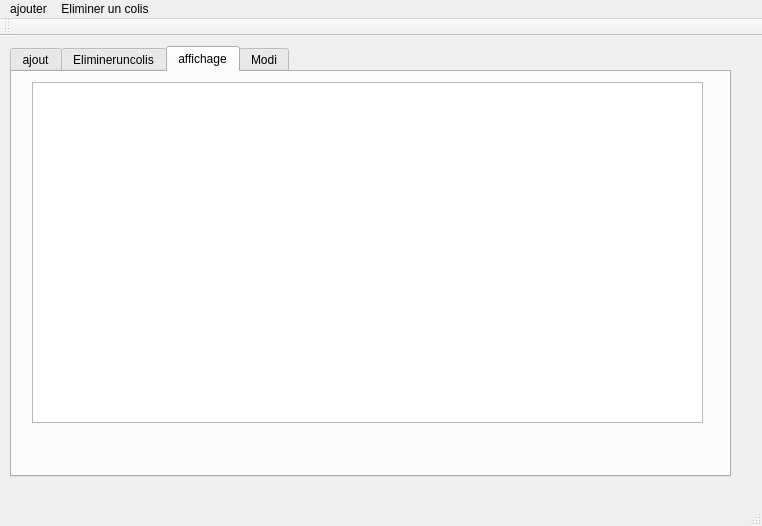
Old version of the form Atelier_Connexion/mainwindow.ui in the repository Esprit-UP-Algo/projetcpp-2a33-smart-delivery-product.
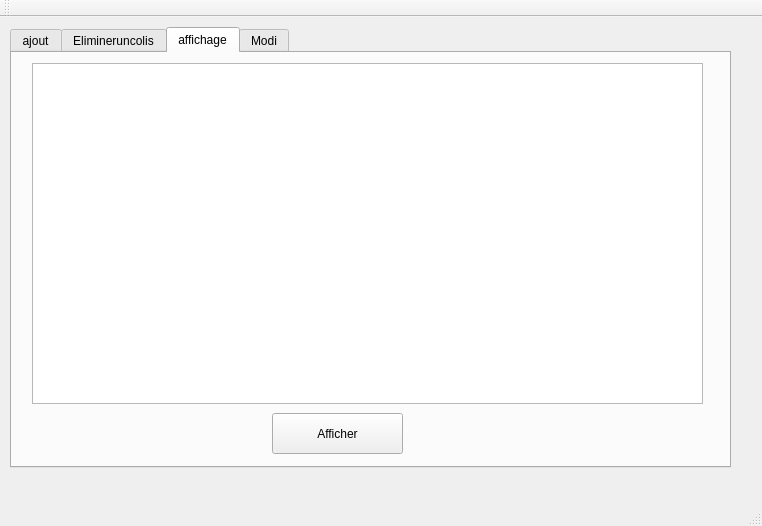
New version of the form. The open tabs and pages were chosen to show the change.

Patch:
```diff
--- a/Atelier_Connexion/mainwindow.ui
+++ b/Atelier_Connexion/mainwindow.ui
@@ -20,7 +20,7 @@
       <x>10</x>
       <y>10</y>
       <width>721</width>
-      <height>431</height>
+      <height>441</height>
      </rect>
     </property>
     <property name="currentIndex">
@@ -217,6 +217,19 @@
        </rect>
       </property>
      </widget>
+     <widget class="QPushButton" name="aff">
+      <property name="geometry">
+       <rect>
+        <x>260</x>
+        <y>360</y>
+        <width>131</width>
+        <height>41</height>
+       </rect>
+      </property>
+      <property name="text">
+       <string>Afficher</string>
+      </property>
+     </widget>
     </widget>
     <widget class="QWidget" name="tab_3">
      <attribute name="title">
@@ -343,28 +356,6 @@
     </widget>
    </widget>
   </widget>
-  <widget class="QMenuBar" name="menuBar">
-   <property name="geometry">
-    <rect>
-     <x>0</x>
-     <y>0</y>
-     <width>762</width>
-     <height>30</height>
-    </rect>
-   </property>
-   <widget class="QMenu" name="menuajouter">
-    <property name="title">
-     <string>ajouter</string>
-    </property>
-   </widget>
-   <widget class="QMenu" name="menuEliminer_un_colis">
-    <property name="title">
-     <string>Eliminer un colis</string>
-    </property>
-   </widget>
-   <addaction name="menuajouter"/>
-   <addaction name="menuEliminer_un_colis"/>
-  </widget>
   <widget class="QToolBar" name="mainToolBar">
    <attribute name="toolBarArea">
     <enum>TopToolBarArea</enum>
```
Left out of the diff: 2 changed lines with no effect on the pictures.
